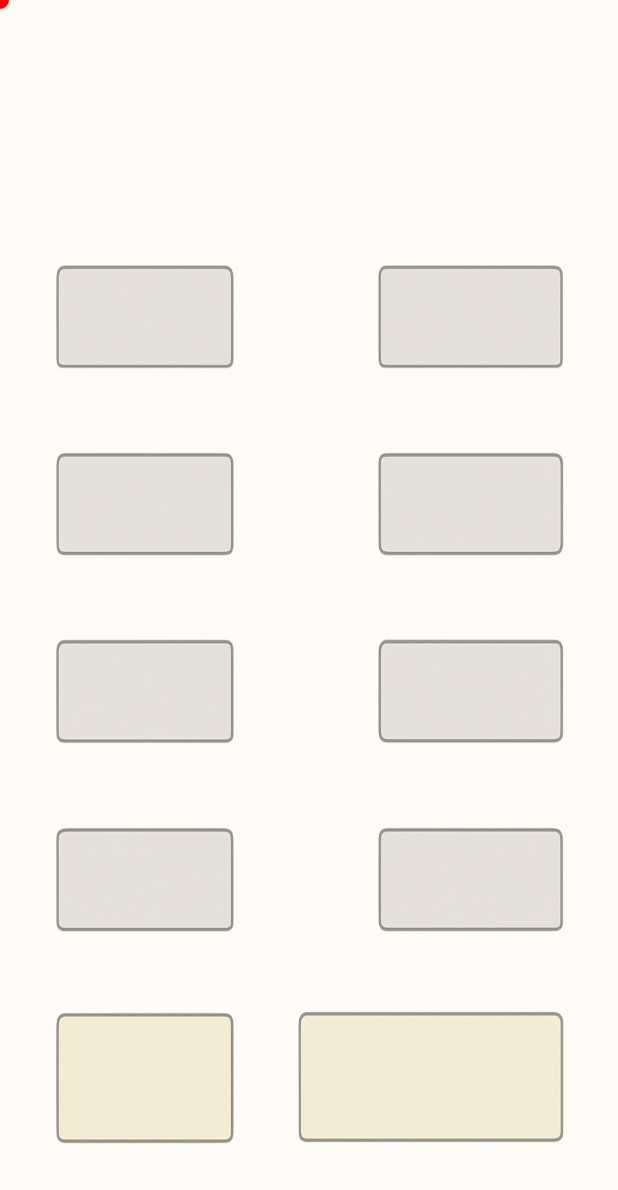
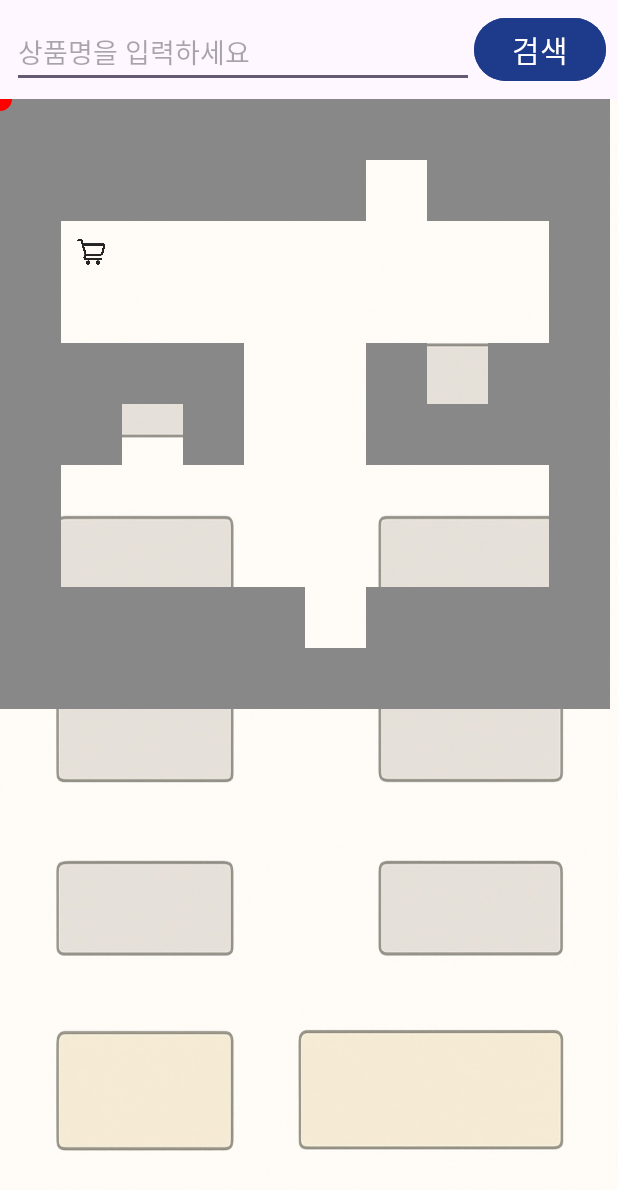
Before and after one commit to square033/FirstTry, an Android app: the MapActivity screen opened directly, with no data from a screen before it, on a phone screen of 412 x 824 dp. Shown: the top 1190 px of the screen. Run offline under Robolectric (Android 15) with nearby library versions, the phone set to English and light mode, and no system bars; network calls fail.

Commit message:
feat : 상품 길찾기 기능 추가

```diff
--- a/app/src/main/java/com/example/firsttry/LoginActivity.java
+++ b/app/src/main/java/com/example/firsttry/LoginActivity.java
@@ -37,6 +37,7 @@ public class LoginActivity extends AppCompatActivity {
         // ✅ 2. 로그인 처리
         findViewById(R.id.btn_login).setOnClickListener(v -> {
             String phoneTail = editPhoneTail.getText().toString().trim();
+            String phoneFull = dbHelper.getUserFullPhone(phoneTail);
 
             if (phoneTail.length() != 4) {
                 Toast.makeText(this, "전화번호 뒷자리 4자리를 입력해주세요.", Toast.LENGTH_SHORT).show();
@@ -62,6 +63,7 @@ public class LoginActivity extends AppCompatActivity {
                 SharedPreferences prefs = getSharedPreferences("login_pref", MODE_PRIVATE);
                 prefs.edit()
                         .putString("phone_tail", phoneTail)
+                        .putString("phone_full", phoneFull)
                         .putString("user_name", name)  // ✅ 여기에 저장해야 MainActivity에서 쓸 수 있어!
                         .apply();
 
--- a/app/src/main/java/com/example/firsttry/MapActivity.java
+++ b/app/src/main/java/com/example/firsttry/MapActivity.java
@@ -1,16 +1,19 @@
 package com.example.firsttry;
+
 import android.os.Bundle;
 import android.view.View;
+import android.widget.EditText;
+import android.widget.Button;
 import android.widget.ImageView;
 import android.widget.FrameLayout;
-import android.view.ViewGroup;
+import android.widget.Toast;
 import androidx.appcompat.app.AppCompatActivity;
-
 
 public class MapActivity extends AppCompatActivity {
 
     private View positionDot;
     private ImageView mapImage;
+    private MapCanvasView mapCanvasView;
 
     @Override
     protected void onCreate(Bundle savedInstanceState) {
@@ -19,14 +22,15 @@ public class MapActivity extends AppCompatActivity {
 
         positionDot = findViewById(R.id.position_dot);
         mapImage = findViewById(R.id.map_image);
+        mapCanvasView = findViewById(R.id.map_canvas);
 
         // 전달된 좌표 값 받기
         double x = getIntent().getDoubleExtra("x", 0);
         double y = getIntent().getDoubleExtra("y", 0);
 
-        // 도면 좌표로 변환
+        // 도면 좌표로 변환 및 위치 점 표시
         mapImage.post(() -> {
-              int width = mapImage.getWidth();
+            int width = mapImage.getWidth();
             int height = mapImage.getHeight();
 
             int px = (int) (x / 4.0 * width);
@@ -38,5 +42,18 @@ public class MapActivity extends AppCompatActivity {
             positionDot.setLayoutParams(params);
             positionDot.setVisibility(View.VISIBLE);
         });
+
+        // 검색 기능 추가
+        EditText searchInput = findViewById(R.id.productSearchInput);
+        Button searchButton = findViewById(R.id.searchButton);
+
+        searchButton.setOnClickListener(v -> {
+            String product = searchInput.getText().toString().trim();
+            if (!product.isEmpty()) {
+                mapCanvasView.navigateToProduct(product);
+            } else {
+                Toast.makeText(this, "상품명을 입력하세요", Toast.LENGTH_SHORT).show();
+            }
+        });
     }
 }
--- /dev/null
+++ b/app/src/main/java/com/example/firsttry/MapCanvasView.java
@@ -0,0 +1,184 @@
+package com.example.firsttry;
+
+import android.animation.ValueAnimator;
+import android.content.Context;
+import android.graphics.Bitmap;
+import android.graphics.BitmapFactory;
+import android.graphics.Canvas;
+import android.graphics.Color;
+import android.graphics.Paint;
+import android.util.AttributeSet;
+import android.util.Log;
+import android.view.View;
+import android.widget.Toast;
+
+import java.util.*;
+
+public class MapCanvasView extends View {
+
+    private static final int[][] GRID_MAP = {
+            {1, 1, 1, 1, 1, 1, 1, 1, 1, 1},
+            {1, 1, 1, 1, 1, 1, 0, 1, 1, 1},
+            {1, 0, 0, 0, 0, 0, 0, 0, 0, 1},
+            {1, 0, 0, 0, 0, 0, 0, 0, 0, 1},
+            {1, 1, 1, 1, 0, 0, 1, 0, 1, 1},
+            {1, 1, 0, 1, 0, 0, 1, 1, 1, 1},
+            {1, 0, 0, 0, 0, 0, 0, 0, 0, 1},
+            {1, 0, 0, 0, 0, 0, 0, 0, 0, 1},
+            {1, 1, 1, 1, 1, 0, 1, 1, 1, 1},
+            {1, 1, 1, 1, 1, 1, 1, 1, 1, 1},
+    };
+
+    private int cellSize;
+    private Paint wallPaint;
+    private Paint pathPaint;
+    private List<int[]> path = new ArrayList<>();
+    private int[] currentPos = {2, 1};
+    private Map<String, int[]> productMap = new HashMap<>();
+    private Bitmap markerBitmap, flagBitmap;
+    private float pathProgress = 0f;
+
+    public MapCanvasView(Context context, AttributeSet attrs) {
+        super(context, attrs);
+
+        wallPaint = new Paint();
+        wallPaint.setColor(Color.GRAY);
+
+        pathPaint = new Paint();
+        pathPaint.setColor(Color.BLUE);
+        pathPaint.setStrokeWidth(10);
+        pathPaint.setStyle(Paint.Style.STROKE);
+        pathPaint.setStrokeCap(Paint.Cap.ROUND);
+
+        markerBitmap = scaleBitmap(BitmapFactory.decodeResource(getResources(), R.drawable.ic_cart), 32, context);
+        flagBitmap = scaleBitmap(BitmapFactory.decodeResource(getResources(), R.drawable.ic_flag), 32, context);
+
+        productMap.put("딸기", new int[]{1, 6});
+        productMap.put("우유", new int[]{4, 7});
+        productMap.put("초코송이", new int[]{5, 2});
+        productMap.put("돼지고기", new int[]{8, 5});
+    }
+
+    private Bitmap scaleBitmap(Bitmap bitmap, int dp, Context context) {
+        float scale = context.getResources().getDisplayMetrics().density;
+        int px = (int) (dp * scale + 0.5f);
+        return Bitmap.createScaledBitmap(bitmap, px, px, true);
+    }
+
+    @Override
+    protected void onDraw(Canvas canvas) {
+        super.onDraw(canvas);
+        cellSize = getWidth() / 10;
+
+        for (int row = 0; row < 10; row++) {
+            for (int col = 0; col < 10; col++) {
+                if (GRID_MAP[row][col] == 1) {
+                    canvas.drawRect(col * cellSize, row * cellSize,
+                            (col + 1) * cellSize, (row + 1) * cellSize, wallPaint);
+                }
+            }
+        }
+
+        int maxSteps = Math.round(path.size() * pathProgress);
+        for (int i = 0; i < maxSteps - 1; i++) {
+            int[] from = path.get(i);
+            int[] to = path.get(i + 1);
+            float startX = from[1] * cellSize + cellSize / 2f;
+            float startY = from[0] * cellSize + cellSize / 2f;
+            float stopX = to[1] * cellSize + cellSize / 2f;
+            float stopY = to[0] * cellSize + cellSize / 2f;
+            canvas.drawLine(startX, startY, stopX, stopY, pathPaint);
+        }
+
+        if (!path.isEmpty()) {
+            int[] goal = path.get(path.size() - 1);
+            float gx = goal[1] * cellSize + cellSize / 2f - flagBitmap.getWidth() / 2f;
+            float gy = goal[0] * cellSize + cellSize / 2f - flagBitmap.getHeight() / 2f;
+            canvas.drawBitmap(flagBitmap, gx, gy, null);
+        }
+
+        float dotX = currentPos[1] * cellSize + cellSize / 2f - markerBitmap.getWidth() / 2f;
+        float dotY = currentPos[0] * cellSize + cellSize / 2f - markerBitmap.getHeight() / 2f;
+        canvas.drawBitmap(markerBitmap, dotX, dotY, null);
+    }
+
+    public void navigateToProduct(String name) {
+        String keyword = name.trim().toLowerCase();
+        Log.d("길찾기", "검색된 상품: " + keyword);
+
+        for (String key : productMap.keySet()) {
+            if (key.toLowerCase().equals(keyword)) {
+                int[] goal = productMap.get(key);
+                List<int[]> newPath = bfs(currentPos, goal);
+                if (newPath != null) {
+                    path = newPath;
+                    pathProgress = 0f;
+                    invalidate();  // 초기 invalidate
+                    startPathAnimation();
+                }
+                return;
+            }
+        }
+
+        Toast.makeText(getContext(), "해당 상품을 찾을 수 없습니다", Toast.LENGTH_SHORT).show();
+    }
+
+    private void startPathAnimation() {
+        ValueAnimator animator = ValueAnimator.ofFloat(0f, 1f);
+        animator.setDuration(800);
+        animator.addUpdateListener(animation -> {
+            pathProgress = (float) animation.getAnimatedValue();
+            invalidate();
+        });
+        animator.start();
+    }
+
+    private List<int[]> bfs(int[] start, int[] goal) {
+        boolean[][] visited = new boolean[10][10];
+        Map<String, String> parent = new HashMap<>();
+        Queue<int[]> queue = new LinkedList<>();
+
+        queue.offer(start);
+        visited[start[0]][start[1]] = true;
+
+        int[][] dirs = {{-1,0},{1,0},{0,-1},{0,1}};
+
+        while (!queue.isEmpty()) {
+            int[] cur = queue.poll();
+            if (cur[0] == goal[0] && cur[1] == goal[1]) break;
+
+            for (int[] d : dirs) {
+                int nr = cur[0] + d[0];
+                int nc = cur[1] + d[1];
+                if (nr >= 0 && nr < 10 && nc >= 0 && nc < 10
+                        && !visited[nr][nc] && GRID_MAP[nr][nc] == 0) {
+                    visited[nr][nc] = true;
+                    parent.put(nr + "," + nc, cur[0] + "," + cur[1]);
+                    queue.offer(new int[]{nr, nc});
+                }
+            }
+        }
+
+        String key = goal[0] + "," + goal[1];
+        if (!parent.containsKey(key)) return null;
+
+        List<int[]> revPath = new ArrayList<>();
+        while (!key.equals(start[0] + "," + start[1])) {
+            int[] pos = parseKey(key);
+            revPath.add(0, pos);
+            key = parent.get(key);
+        }
+        revPath.add(0, start);
+        return revPath;
+    }
+
+    private int[] parseKey(String key) {
+        String[] parts = key.split(",");
+        return new int[]{Integer.parseInt(parts[0]), Integer.parseInt(parts[1])};
+    }
+
+    public void setCurrentPosition(int row, int col) {
+        currentPos = new int[]{row, col};
+        invalidate();
+    }
+}
--- a/app/src/main/res/layout/activity_full_phone_login.xml
+++ b/app/src/main/res/layout/activity_full_phone_login.xml
@@ -10,6 +10,7 @@
         android:layout_width="match_parent"
         android:layout_height="wrap_content"
         android:hint="전화번호 전체 입력 (예: 01012345678)"
+        android:textSize="12sp"
         android:inputType="phone" />
 
     <Button
--- a/app/src/main/res/layout/activity_map.xml
+++ b/app/src/main/res/layout/activity_map.xml
@@ -1,28 +1,56 @@
 <?xml version="1.0" encoding="utf-8"?>
 <LinearLayout xmlns:android="http://schemas.android.com/apk/res/android"
+    android:orientation="vertical"
     android:layout_width="match_parent"
-    android:layout_height="match_parent"
-    android:orientation="vertical">
+    android:layout_height="match_parent">
+
+    <LinearLayout
+        android:layout_width="match_parent"
+        android:layout_height="wrap_content"
+        android:orientation="horizontal"
+        android:padding="8dp">
+
+        <EditText
+            android:id="@+id/productSearchInput"
+            android:layout_width="0dp"
+            android:layout_weight="1"
+            android:layout_height="wrap_content"
+            android:hint="상품명을 입력하세요"/>
+            android:textSize="18sp"
+
+        <Button
+            android:id="@+id/searchButton"
+            android:layout_width="wrap_content"
+            android:layout_height="wrap_content"
+            android:backgroundTint="@color/deep_navy"
+            android:textSize="20sp"
+            android:text="검색"/>
+    </LinearLayout>
 
     <FrameLayout
         android:layout_width="match_parent"
-        android:layout_height="match_parent">
+        android:layout_height="0dp"
+        android:layout_weight="1">
 
-        <!-- 도면 이미지 -->
         <ImageView
             android:id="@+id/map_image"
             android:layout_width="match_parent"
             android:layout_height="match_parent"
-            android:src="@drawable/map"
-            android:scaleType="fitXY" android:contentDescription="지도 이미지" />
+            android:scaleType="fitXY"
+            android:src="@drawable/map" />
 
-        <!-- 내 위치 표시용 빨간 점 -->
+        <com.example.firsttry.MapCanvasView
+            android:id="@+id/map_canvas"
+            android:layout_width="match_parent"
+            android:layout_height="match_parent" />
+
         <View
             android:id="@+id/position_dot"
-            android:layout_width="12dp"
-            android:layout_height="12dp"
+            android:layout_width="16dp"
+            android:layout_height="16dp"
             android:background="@drawable/red_dot"
             android:visibility="invisible" />
+
     </FrameLayout>
 
 </LinearLayout>
```
Also changed, not shown: app/src/main/java/com/example/firsttry/DBHelper.java (+11 -0 lines), app/src/main/java/com/example/firsttry/MainActivity.java (+11 -0 lines), app/src/main/res/drawable/backpicture_white.png (deleted), app/src/main/res/drawable/ic_cart.png (added), app/src/main/res/drawable/ic_flag.png (added), 3 other files.
